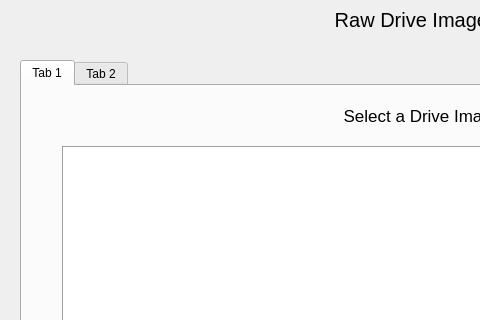
LornBKerr/disk_recovery, file src/main.ui: the form before one commit; both pictures show x 0 to 480 and y 0 to 320 of the 900 by 810 pixel window.
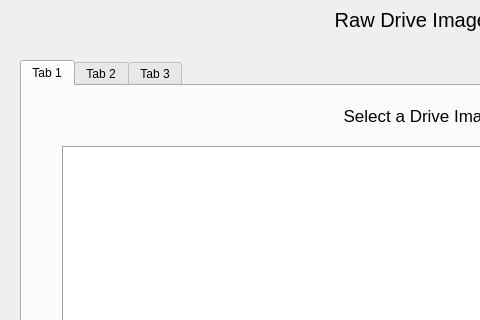
The form after the commit. The open tabs and pages were chosen to show the change.

Patch:
```diff
--- a/src/main.ui
+++ b/src/main.ui
@@ -134,6 +134,11 @@
       </property>
      </widget>
     </widget>
+    <widget class="QWidget" name="FileSystemInfo">
+     <attribute name="title">
+      <string>Tab 3</string>
+     </attribute>
+    </widget>
    </widget>
    <widget class="QDialogButtonBox" name="buttonBox">
     <property name="geometry">
```
Left out of the diff: 2 changed lines with no effect on the pictures.
